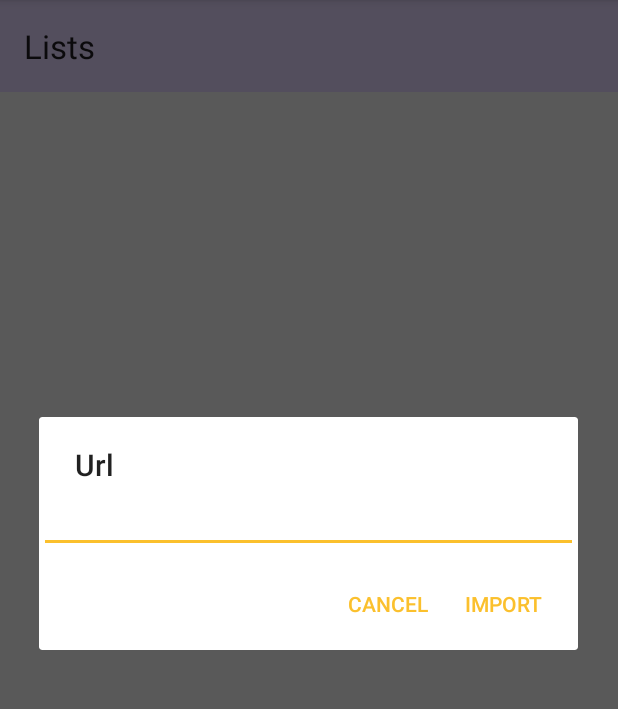
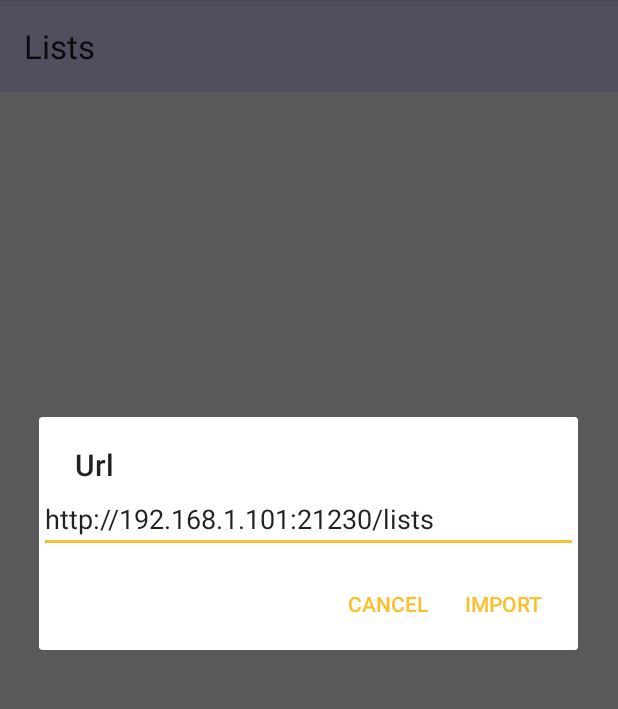
Before and after one commit to Marvalero/catedrak, an Android app: the screen it shows after launch (MainActivity), in the options menu, after a tap on "Import Lists", on a phone screen of 412 x 824 dp, the part 84-793 px from its top. Run offline under Robolectric (Android 15) with nearby library versions, the phone set to English and light mode, and no system bars.

Commit message:
String Refactor

```diff
--- a/Catedrapp/app/src/main/java/com/valero/catedrak/catedrapp/MainActivity.java
+++ b/Catedrapp/app/src/main/java/com/valero/catedrak/catedrapp/MainActivity.java
@@ -98,15 +98,15 @@ public class MainActivity extends AppCompatActivity {
     public void removeList(long id, String name) {
         final long list_id = id;
         AlertDialog.Builder builder = new AlertDialog.Builder(this);
-        builder.setTitle("Are you sure you want to remove " + name);
-        builder.setPositiveButton("Yes", new DialogInterface.OnClickListener() {
+        builder.setTitle(getResources().getString(R.string.lit_do_you_want_to_remove) + " " + name + "?");
+        builder.setPositiveButton(R.string.lit_yes, new DialogInterface.OnClickListener() {
             @Override
             public void onClick(DialogInterface dialog, int which) {
                 mDb.delete(CatedrappContract.ListEntry.TABLE_NAME, CatedrappContract.ListEntry._ID + "=" + list_id, null);
                 mAdapter.swapCursor(getAllLists());
             }
         });
-        builder.setNegativeButton("No", new DialogInterface.OnClickListener() {
+        builder.setNegativeButton(R.string.lit_no, new DialogInterface.OnClickListener() {
             @Override
             public void onClick(DialogInterface dialog, int which) {
                 dialog.cancel();
@@ -124,17 +124,17 @@ public class MainActivity extends AppCompatActivity {
 
     public void addNewList(Context context) {
         AlertDialog.Builder builder = new AlertDialog.Builder(context);
-        builder.setTitle("List Name");
+        builder.setTitle(R.string.lit_list_name);
         final EditText input = new EditText(this);
         input.setInputType(InputType.TYPE_CLASS_TEXT);
         builder.setView(input);
-        builder.setPositiveButton("Save", new DialogInterface.OnClickListener() {
+        builder.setPositiveButton(R.string.lit_save, new DialogInterface.OnClickListener() {
             @Override
             public void onClick(DialogInterface dialog, int which) {
                 addList(input.getText().toString());
             }
         });
-        builder.setNegativeButton("Cancel", new DialogInterface.OnClickListener() {
+        builder.setNegativeButton(R.string.lit_cancel, new DialogInterface.OnClickListener() {
             @Override
             public void onClick(DialogInterface dialog, int which) {
                 dialog.cancel();
@@ -155,11 +155,12 @@ public class MainActivity extends AppCompatActivity {
         int id = item.getItemId();
         if (id == R.id.maimen_import) {
             AlertDialog.Builder builder = new AlertDialog.Builder(this);
-            builder.setTitle("Url");
+            builder.setTitle(R.string.lit_url);
             final EditText input = new EditText(this);
+            input.setText(R.string.uri_servedrak);
             input.setInputType(InputType.TYPE_TEXT_VARIATION_URI);
             builder.setView(input);
-            builder.setPositiveButton("Import", new DialogInterface.OnClickListener() {
+            builder.setPositiveButton(R.string.lit_import, new DialogInterface.OnClickListener() {
                 @Override
                 public void onClick(DialogInterface dialog, int which) {
                     String uri = input.getText().toString();
@@ -167,7 +168,7 @@ public class MainActivity extends AppCompatActivity {
                     new ImportListsTask().execute(importListsUrl);
                 }
             });
-            builder.setNegativeButton("Cancel", new DialogInterface.OnClickListener() {
+            builder.setNegativeButton(R.string.lit_cancel, new DialogInterface.OnClickListener() {
                 @Override
                 public void onClick(DialogInterface dialog, int which) {
                     dialog.cancel();
@@ -206,7 +207,7 @@ public class MainActivity extends AppCompatActivity {
 
         @Override
         protected void onPostExecute(String listsSearchResults) {
-            mLoadingIndicator.setVisibility(View.INVISIBLE);
+            mLoadingIndicator.setVisibility(View.GONE);
             if (listsSearchResults != null && !listsSearchResults.equals("")) {
                 try {
                     JSONArray listsArray = new JSONArray(listsSearchResults);
--- a/Catedrapp/app/src/main/res/layout/activity_main.xml
+++ b/Catedrapp/app/src/main/res/layout/activity_main.xml
@@ -23,10 +23,10 @@
 
     <ProgressBar
         android:id="@+id/main_pb_loanding"
+        android:layout_width="42dp"
         android:layout_height="42dp"
-        android:layout_width="42dp"
         android:layout_gravity="center"
-        android:visibility="invisible" />
+        android:visibility="gone" />
 
     <android.support.v7.widget.RecyclerView
         android:id="@+id/main_rv_lists"
--- a/Catedrapp/app/src/main/res/menu/main_menu.xml
+++ b/Catedrapp/app/src/main/res/menu/main_menu.xml
@@ -2,13 +2,13 @@
 <menu xmlns:app="http://schemas.android.com/apk/res-auto"
     xmlns:android="http://schemas.android.com/apk/res/android">
 
-    <item android:title="@string/lit_add"
+    <item
         android:orderInCategory="100"
         android:icon="@drawable/ic_add_white_24px"
         android:id="@+id/maimen_add"
         app:showAsAction="always"/>
 
-    <item android:title="@string/lit_import"
+    <item android:title="@string/lit_import_list"
         android:orderInCategory="100"
         android:id="@+id/maimen_import"
         app:showAsAction="never"/>
--- a/Catedrapp/app/src/main/res/values/strings.xml
+++ b/Catedrapp/app/src/main/res/values/strings.xml
@@ -1,9 +1,16 @@
 <resources>
     <string name="app_name" translatable="false">Catedrapp</string>
+    <string name="uri_servedrak" translatable="false">http://192.168.1.101:21230/lists</string>
 
     <!--Literals-->
     <string name="lit_lists">Lists</string>
-    <string name="lit_import">Import Lists</string>
-    <string name="lit_add">+</string>
-
+    <string name="lit_import_list">Import Lists</string>
+    <string name="lit_do_you_want_to_remove">Are you sure you want to remove </string>
+    <string name="lit_list_name">List Name</string>
+    <string name="lit_save">Save</string>
+    <string name="lit_cancel">Cancel</string>
+    <string name="lit_yes">Yes</string>
+    <string name="lit_no">No</string>
+    <string name="lit_url">Url</string>
+    <string name="lit_import">Import</string>
 </resources>
```
